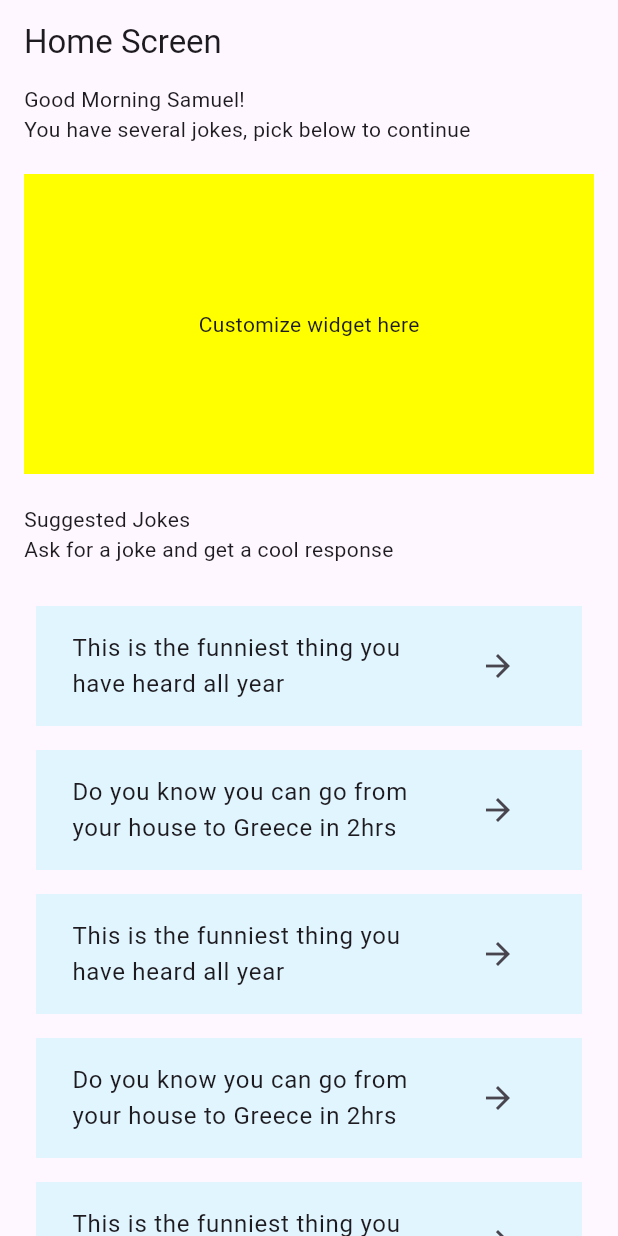
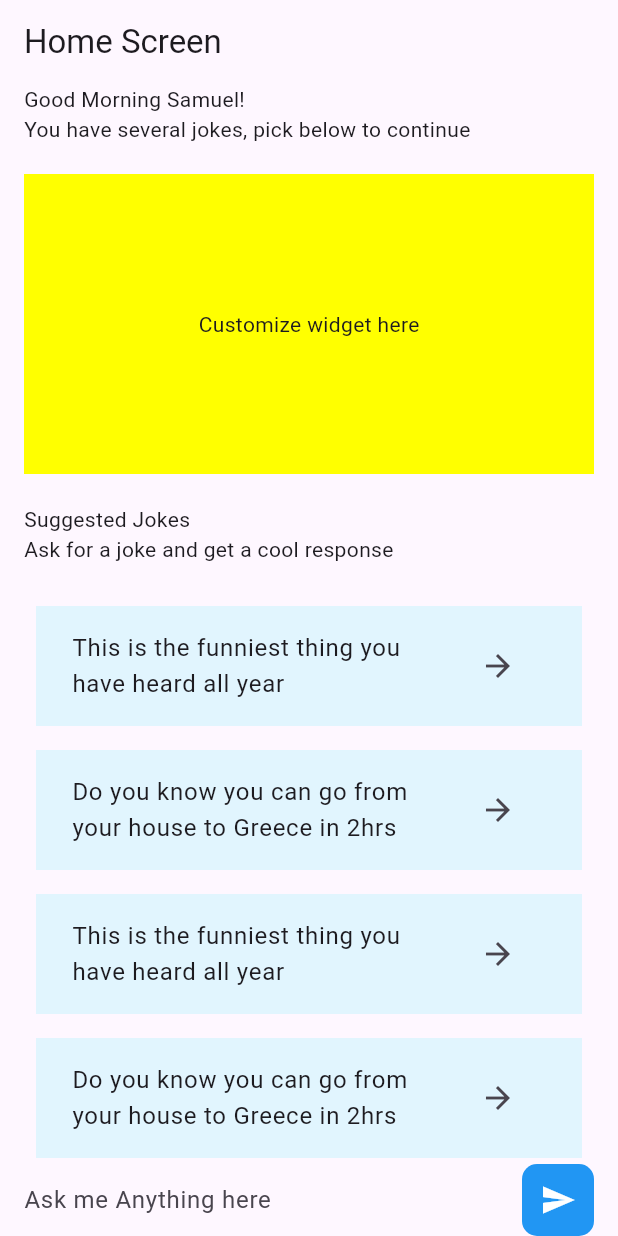
Before and after one commit to AdahGodwin/joke-ai-app, a Flutter app: the screen it shows after launch, on a phone screen of 412 x 824 dp. Run offline on Flutter 3.47's test engine with Material 3 defaults, Android fonts, the phone set to English and light mode, and no system bars.

Commit message:
reuse of new message widget in home screen

```diff
--- a/lib/main.dart
+++ b/lib/main.dart
@@ -2,6 +2,7 @@ import 'package:flutter/material.dart';
 import 'package:flutter/services.dart';
 import 'package:jokes_ai_app/providers/chats_provider.dart';
 import 'package:jokes_ai_app/screens/home_screen.dart';
+import 'package:jokes_ai_app/screens/menu/nav_screen.dart';
 import 'package:provider/provider.dart';
 
 void main() {
@@ -27,7 +28,7 @@ class MyApp extends StatelessWidget {
           colorScheme: ColorScheme.fromSeed(seedColor: Colors.deepPurple),
           useMaterial3: true,
         ),
-        home: const HomeScreen(),
+        home: HomeScreen(),
       ),
     );
   }
--- a/lib/screens/home_screen.dart
+++ b/lib/screens/home_screen.dart
@@ -1,8 +1,14 @@
 import 'package:flutter/material.dart';
 import 'package:jokes_ai_app/widgets/joke_suggestion.dart';
+import 'package:jokes_ai_app/widgets/new_message.dart';
 
 class HomeScreen extends StatelessWidget {
-  const HomeScreen({Key? key}) : super(key: key);
+  HomeScreen({
+    super.key,
+  });
+  // final String selectedChatId;
+
+  String selectedChatId = "";
 
   @override
   Widget build(BuildContext context) {
@@ -35,7 +41,8 @@ class HomeScreen extends StatelessWidget {
               const SizedBox(
                 height: 20,
               ),
-              Expanded(child: JokeSuggestion())
+              Expanded(child: JokeSuggestion()),
+              NewMessage(chatId: selectedChatId)
             ],
           ),
         ));
--- a/lib/widgets/joke_suggestion.dart
+++ b/lib/widgets/joke_suggestion.dart
@@ -34,7 +34,6 @@ class JokeSuggestion extends StatelessWidget {
               return Container(
                 padding: const EdgeInsets.all(8.0),
                 margin: const EdgeInsets.all(8.0),
-                // decoration: const BoxDecoration(color: Colors.red),
                 color: Colors.lightBlue[50],
                 child: ListTile(
                   title: Text(suggestedJokes[index].jokeTitle),
```
